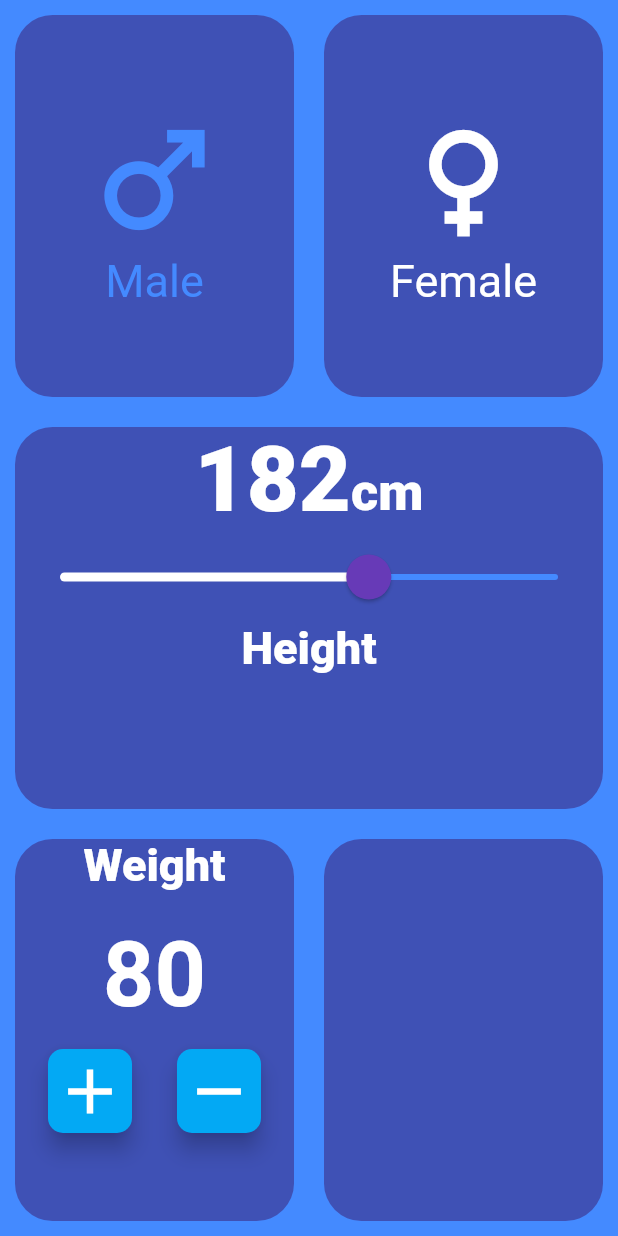
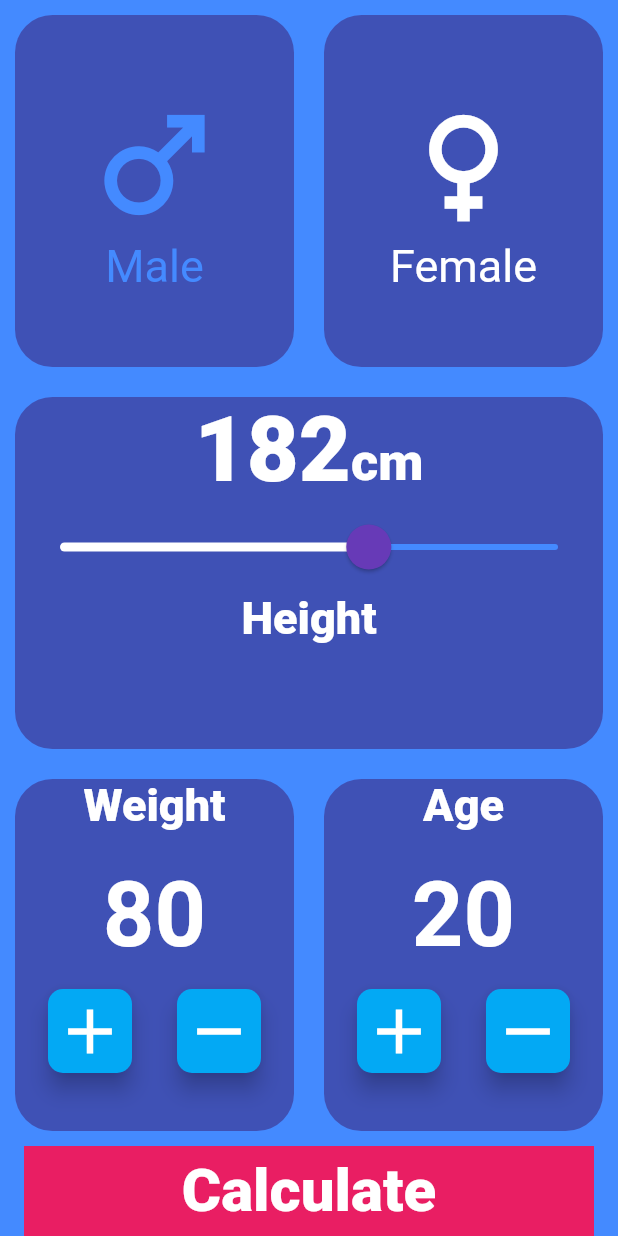
Before and after one commit to anasgamal1/BMI_Index, a Flutter app: the screen it shows after launch, on a phone screen of 412 x 824 dp. Run offline on Flutter 3.47's test engine with Material 2 defaults, Android fonts, the light colour scheme and no system bars.

Commit message:
The end Phase of project.

```diff
--- a/lib/bmi_Screen.dart
+++ b/lib/bmi_Screen.dart
@@ -2,6 +2,9 @@ import 'package:flutter/cupertino.dart';
 import 'package:flutter/material.dart';
 import 'bmi_card.dart';
 import 'gender_card.dart';
+import 'round_button.dart';
+import 'calculate_screen.dart';
+import 'bmi_brain.dart';
 
 enum Gender {
   male,
@@ -22,7 +25,7 @@ class _BmiScreenState extends State<BmiScreen> {
   Gender selectGender = Gender.female;
   int height = 182;
   int weight = 80;
-
+  int age = 20;
   @override
   Widget build(BuildContext context) {
     return Scaffold(
@@ -30,6 +33,7 @@ class _BmiScreenState extends State<BmiScreen> {
       body: SafeArea(
         child: Container(
           child: Column(
+            crossAxisAlignment: CrossAxisAlignment.stretch,
             children: [
               Expanded(
                 child: Container(
@@ -175,10 +179,75 @@ class _BmiScreenState extends State<BmiScreen> {
                       ),
                       BmiCard(
                         cardChild: Column(
-                          children: [],
+                          children: [
+                            Text(
+                              'Age',
+                              style: textStyle,
+                            ),
+                            SizedBox(
+                              height: 20,
+                            ),
+                            Text(
+                              '$age',
+                              style: numberStyle,
+                            ),
+                            SizedBox(
+                              height: 15,
+                            ),
+                            Row(
+                              mainAxisAlignment: MainAxisAlignment.center,
+                              children: [
+                                RoundButton(
+                                  onPressed: () {
+                                    setState(() {
+                                      age++;
+                                    });
+                                  },
+                                  buttonIcon: Icons.add,
+                                ),
+                                SizedBox(
+                                  width: 30,
+                                ),
+                                RoundButton(
+                                  onPressed: () {
+                                    setState(
+                                      () {
+                                        age--;
+                                      },
+                                    );
+                                  },
+                                  buttonIcon: Icons.remove,
+                                  // buttonIcon: Icon(Icon.add),
+                                ),
+                              ],
+                            ),
+                          ],
                         ),
                       ),
                     ], //children
+                  ),
+                ),
+              ),
+              FlatButton(
+                onPressed: () {
+                  Calculation cal = Calculation(height: height, weight: weight);
+                  Navigator.push(context, MaterialPageRoute(builder: (context) {
+                    return CalculateScreen(
+                      bmiNumber: cal.bmiCal(),
+                      bmiMasg: cal.bmiMsg(),
+                      bmiResult: cal.bmiResult(),
+                    );
+                  }));
+                },
+                child: Container(
+                  height: 60,
+                  decoration: BoxDecoration(color: Colors.pink),
+                  child: Center(
+                    child: Text('Calculate',
+                        style: TextStyle(
+                            color: Colors.white,
+                            fontSize: 40,
+                            fontWeight: FontWeight.w900)),
                   ),
                 ),
               ),
@@ -190,7 +259,7 @@ class _BmiScreenState extends State<BmiScreen> {
   }
 }
 
-class RoundButton extends StatelessWidget {
+/*class RoundButton extends StatelessWidget {
   final Function onPressed;
   final IconData buttonIcon;
   RoundButton({this.buttonIcon, this.onPressed});
@@ -212,4 +281,4 @@ class RoundButton extends StatelessWidget {
       ),
     );
   }
-}
+}*/
--- /dev/null
+++ b/lib/bmi_brain.dart
@@ -0,0 +1,33 @@
+import 'dart:math';
+
+import 'package:flutter/material.dart';
+
+class Calculation {
+  final int height;
+  final int weight;
+  double bmi;
+
+  Calculation({this.weight, this.height});
+  String bmiCal() {
+    bmi = weight / pow(height / 100, 2);
+    return bmi.toStringAsFixed(1);
+  }
+
+  String bmiResult() {
+    if (bmi >= 25)
+      return 'Overweight';
+    else if (bmi >= 18.5)
+      return 'Normal';
+    else
+      return 'Underweight';
+  }
+
+  String bmiMsg() {
+    if (bmi >= 25)
+      return 'You have a higher than normal body weight .TRy to exercise more';
+    else if (bmi >= 18.5)
+      return 'You have a normal body weight.Good job!';
+    else
+      return 'You have a lower than normal body weight .You can eat more';
+  }
+}
--- /dev/null
+++ b/lib/round_button.dart
@@ -0,0 +1,25 @@
+import 'package:flutter/material.dart';
+
+class RoundButton extends StatelessWidget {
+  final Function onPressed;
+  final IconData buttonIcon;
+  RoundButton({this.buttonIcon, this.onPressed});
+
+  @override
+  Widget build(BuildContext context) {
+    return RawMaterialButton(
+      shape: RoundedRectangleBorder(
+        borderRadius: BorderRadius.circular(10),
+      ),
+      fillColor: Colors.lightBlue,
+      constraints: BoxConstraints.tightFor(width: 56, height: 56),
+      elevation: 6.0,
+      onPressed: onPressed,
+      child: Icon(
+        buttonIcon,
+        color: Colors.white,
+        size: 50,
+      ),
+    );
+  }
+}
```
Also changed, not shown: lib/calculate_screen.dart (added, +100 -0 lines).
